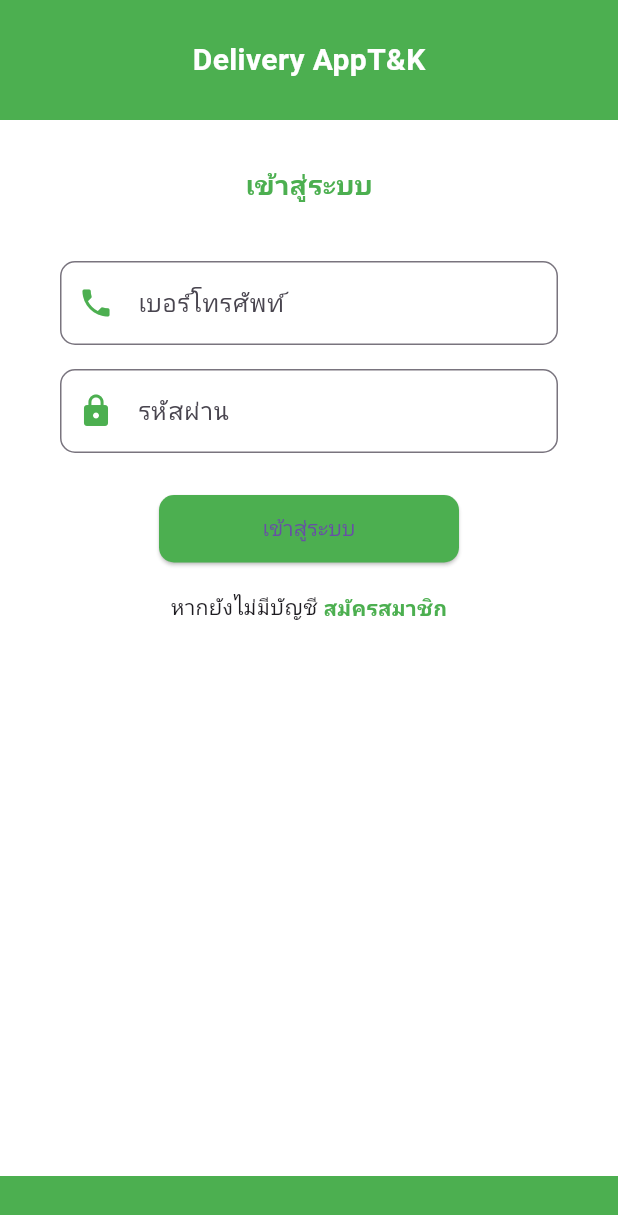
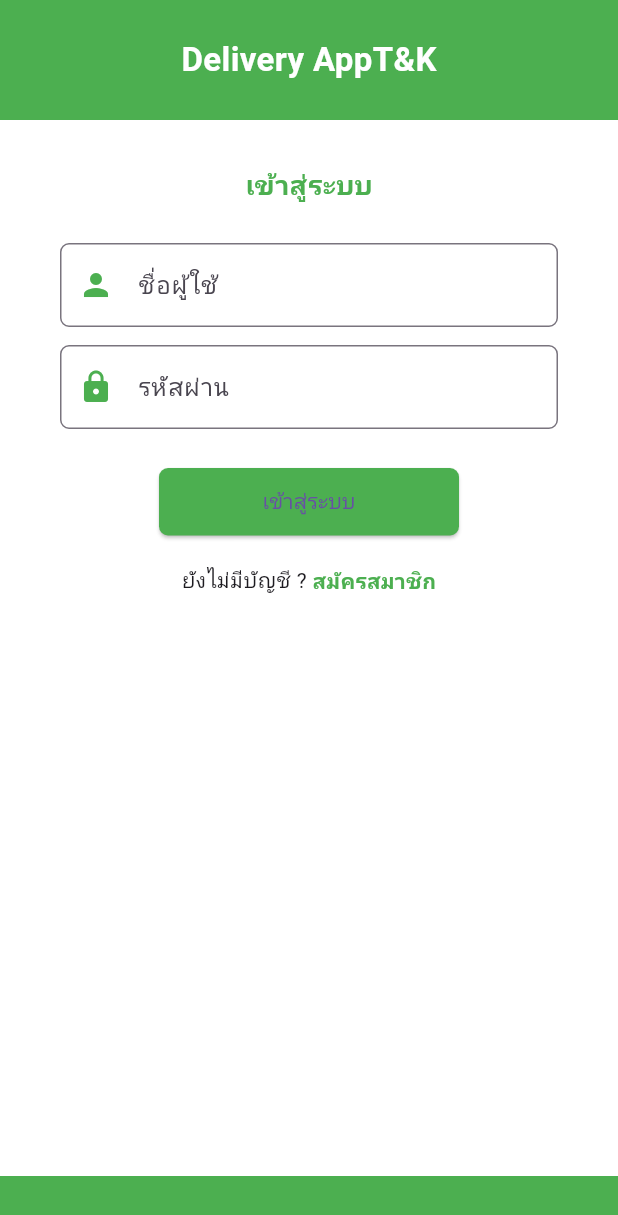
Before and after one commit to Chakhieyw/delivery_frontend, a Flutter app: the LoginUserPage screen opened directly, on a phone screen of 412 x 824 dp. Shown: the top 1215 px of the screen. Run offline on Flutter 3.47's test engine with Material 3 defaults, Android fonts, the phone set to English and light mode, and no system bars; our stand-ins replace cloud_firestore, firebase_auth, firebase_core, firebase_storage, image_picker; accounts and stored records are empty.

Commit message:
แก้หน้า login แล้วเพิ่มหน้า dashboard

```diff
--- a/lib/page/login_user.dart
+++ b/lib/page/login_user.dart
@@ -1,6 +1,8 @@
+import 'package:delivery_frontend/page/dashboard_user.dart';
 import 'package:delivery_frontend/page/registeruser.dart';
 import 'package:flutter/material.dart';
 import 'package:firebase_auth/firebase_auth.dart';
+import 'package:cloud_firestore/cloud_firestore.dart';
 
 class LoginUserPage extends StatefulWidget {
   const LoginUserPage({super.key});
@@ -10,43 +12,67 @@ class LoginUserPage extends StatefulWidget {
 }
 
 class _LoginUserPageState extends State<LoginUserPage> {
-  final _phoneCtl = TextEditingController();
+  final _nameCtl = TextEditingController();
   final _passwordCtl = TextEditingController();
-
   bool _loading = false;
 
   Future<void> _login() async {
     setState(() => _loading = true);
 
     try {
-      final email = "${_phoneCtl.text}@delivery.com"; // แปลงเบอร์ → email
-      await FirebaseAuth.instance.signInWithEmailAndPassword(
-        email: email,
-        password: _passwordCtl.text,
+      final name = _nameCtl.text.trim();
+      final password = _passwordCtl.text.trim();
+
+      // 🔎 ค้นหา email จาก Firestore
+      final query = await FirebaseFirestore.instance
+          .collection("users")
+          .where("name", isEqualTo: name)
+          .limit(1)
+          .get();
+
+      if (query.docs.isEmpty) {
+        ScaffoldMessenger.of(context).showSnackBar(
+          const SnackBar(content: Text("❌ ไม่พบบัญชีนี้ในระบบ")),
+        );
+        setState(() => _loading = false);
+        return;
+      }
+
+      final userData = query.docs.first.data();
+      final email = userData["email"];
+
+      // ✅ Login FirebaseAuth
+      UserCredential userCred = await FirebaseAuth.instance
+          .signInWithEmailAndPassword(email: email, password: password);
+
+      final uid = userCred.user!.uid;
+
+      final doc =
+          await FirebaseFirestore.instance.collection("users").doc(uid).get();
+
+      if (doc.exists) {
+        final data = doc.data()!;
+        ScaffoldMessenger.of(context).showSnackBar(
+          SnackBar(content: Text("✅ ยินดีต้อนรับ ${data['name']}")),
         );
 
-      // ถ้า login สำเร็จ
-      ScaffoldMessenger.of(
+        Navigator.pushReplacement(
           context,
-      ).showSnackBar(const SnackBar(content: Text("เข้าสู่ระบบสำเร็จ ✅")));
-
-      // TODO: ไปหน้า Dashboard
-      // Navigator.pushReplacement(context,
-      //   MaterialPageRoute(builder: (_) => const UserDashboardPage()));
+          MaterialPageRoute(builder: (_) => const DashboardUserPage()),
+        );
+      }
     } on FirebaseAuthException catch (e) {
-      String message = "เข้าสู่ระบบไม่สำเร็จ";
+      String msg = "เกิดข้อผิดพลาด";
       if (e.code == 'user-not-found') {
-        message = "ไม่พบบัญชีผู้ใช้";
+        msg = "❌ ไม่พบบัญชีผู้ใช้นี้";
       } else if (e.code == 'wrong-password') {
-        message = "รหัสผ่านไม่ถูกต้อง";
+        msg = "❌ รหัสผ่านไม่ถูกต้อง";
       }
-      ScaffoldMessenger.of(
-        context,
-      ).showSnackBar(SnackBar(content: Text(message)));
+      ScaffoldMessenger.of(context).showSnackBar(SnackBar(content: Text(msg)));
     } catch (e) {
-      ScaffoldMessenger.of(
-        context,
-      ).showSnackBar(SnackBar(content: Text("Error: $e")));
+      ScaffoldMessenger.of(context).showSnackBar(
+        SnackBar(content: Text("Error: $e")),
+      );
     }
 
     setState(() => _loading = false);
@@ -56,8 +82,8 @@ class _LoginUserPageState extends State<LoginUserPage> {
   Widget build(BuildContext context) {
     return Scaffold(
       backgroundColor: Colors.white,
-
-      body: Column(
+      body: SafeArea(
+        child: Column(
           children: [
             // Header
             Container(
@@ -69,14 +95,17 @@ class _LoginUserPageState extends State<LoginUserPage> {
                 "Delivery AppT&K",
                 style: TextStyle(
                   color: Colors.white,
-                fontSize: 20,
+                  fontSize: 22,
                   fontWeight: FontWeight.bold,
                 ),
               ),
             ),
 
+            Expanded(
+              child: SingleChildScrollView(
+                child: Column(
+                  children: [
                     const SizedBox(height: 30),
-
                     const Text(
                       "เข้าสู่ระบบ",
                       style: TextStyle(
@@ -85,52 +114,13 @@ class _LoginUserPageState extends State<LoginUserPage> {
                         color: Colors.green,
                       ),
                     ),
+                    const SizedBox(height: 20),
 
-          const SizedBox(height: 30),
-
-          // เบอร์โทรศัพท์
-          Padding(
-            padding: const EdgeInsets.symmetric(horizontal: 40, vertical: 8),
-            child: TextField(
-              controller: _phoneCtl,
-              keyboardType: TextInputType.phone,
-              decoration: InputDecoration(
-                prefixIcon: const Icon(Icons.phone, color: Colors.green),
-                hintText: "เบอร์โทรศัพท์",
-                border: OutlineInputBorder(
-                  borderRadius: BorderRadius.circular(10),
-                ),
-                focusedBorder: OutlineInputBorder(
-                  borderSide: const BorderSide(color: Colors.green),
-                  borderRadius: BorderRadius.circular(10),
-                ),
-              ),
-            ),
-          ),
-
-          // รหัสผ่าน
-          Padding(
-            padding: const EdgeInsets.symmetric(horizontal: 40, vertical: 8),
-            child: TextField(
-              controller: _passwordCtl,
-              obscureText: true,
-              decoration: InputDecoration(
-                prefixIcon: const Icon(Icons.lock, color: Colors.green),
-                hintText: "รหัสผ่าน",
-                border: OutlineInputBorder(
-                  borderRadius: BorderRadius.circular(10),
-                ),
-                focusedBorder: OutlineInputBorder(
-                  borderSide: const BorderSide(color: Colors.green),
-                  borderRadius: BorderRadius.circular(10),
-                ),
-              ),
-            ),
-          ),
+                    _buildTextField(_nameCtl, Icons.person, "ชื่อผู้ใช้", false),
+                    _buildTextField(_passwordCtl, Icons.lock, "รหัสผ่าน", true),
 
                     const SizedBox(height: 20),
 
-          // ปุ่มเข้าสู่ระบบ
                     SizedBox(
                       width: 200,
                       height: 45,
@@ -139,26 +129,30 @@ class _LoginUserPageState extends State<LoginUserPage> {
                         style: ElevatedButton.styleFrom(
                           backgroundColor: Colors.green,
                           shape: RoundedRectangleBorder(
-                  borderRadius: BorderRadius.circular(10),
+                            borderRadius: BorderRadius.circular(6),
                           ),
                         ),
                         child: _loading
-                  ? const CircularProgressIndicator(color: Colors.white)
+                            ? const CircularProgressIndicator(
+                                color: Colors.white)
                             : const Text("เข้าสู่ระบบ"),
                       ),
                     ),
 
                     const SizedBox(height: 20),
 
-          // ลิงก์ไปสมัครสมาชิก
+                    // ลิงก์สมัครสมาชิก
                     Row(
                       mainAxisAlignment: MainAxisAlignment.center,
                       children: [
-              const Text("หากยังไม่มีบัญชี "),
+                        const Text("ยังไม่มีบัญชี ? "),
                         GestureDetector(
                           onTap: () {
-
-                  Navigator.push(context, MaterialPageRoute(builder: (_) => const RegisterUserPage()));
+                            Navigator.pushReplacement(
+                              context,
+                              MaterialPageRoute(
+                                  builder: (_) => const RegisterUserPage()),
+                            );
                           },
                           child: const Text(
                             "สมัครสมาชิก",
@@ -170,11 +164,42 @@ class _LoginUserPageState extends State<LoginUserPage> {
                         ),
                       ],
                     ),
+                  ],
+                ),
+              ),
+            ),
 
-          const Spacer(),
+            // Footer
+            Container(
+              height: 40,
+              width: double.infinity,
+              color: Colors.green,
+            ),
+          ],
+        ),
+      ),
+    );
+  }
 
-          Container(height: 40, width: double.infinity, color: Colors.green),
-        ],
+  Widget _buildTextField(
+      TextEditingController ctl, IconData icon, String hint, bool obscure) {
+    return Padding(
+      padding: const EdgeInsets.symmetric(horizontal: 40, vertical: 6),
+      child: TextField(
+        controller: ctl,
+        obscureText: obscure,
+        decoration: InputDecoration(
+          prefixIcon: Icon(icon, color: Colors.green),
+          hintText: hint,
+          border: OutlineInputBorder(
+            borderRadius: BorderRadius.circular(6),
+            borderSide: const BorderSide(color: Colors.green),
+          ),
+          focusedBorder: OutlineInputBorder(
+            borderRadius: BorderRadius.circular(6),
+            borderSide: const BorderSide(color: Colors.green, width: 2),
+          ),
+        ),
       ),
     );
   }
```
Also changed, not shown: lib/page/dashboard_user.dart (added, +225 -0 lines). Lines whose indentation alone changed are shown as unchanged.
